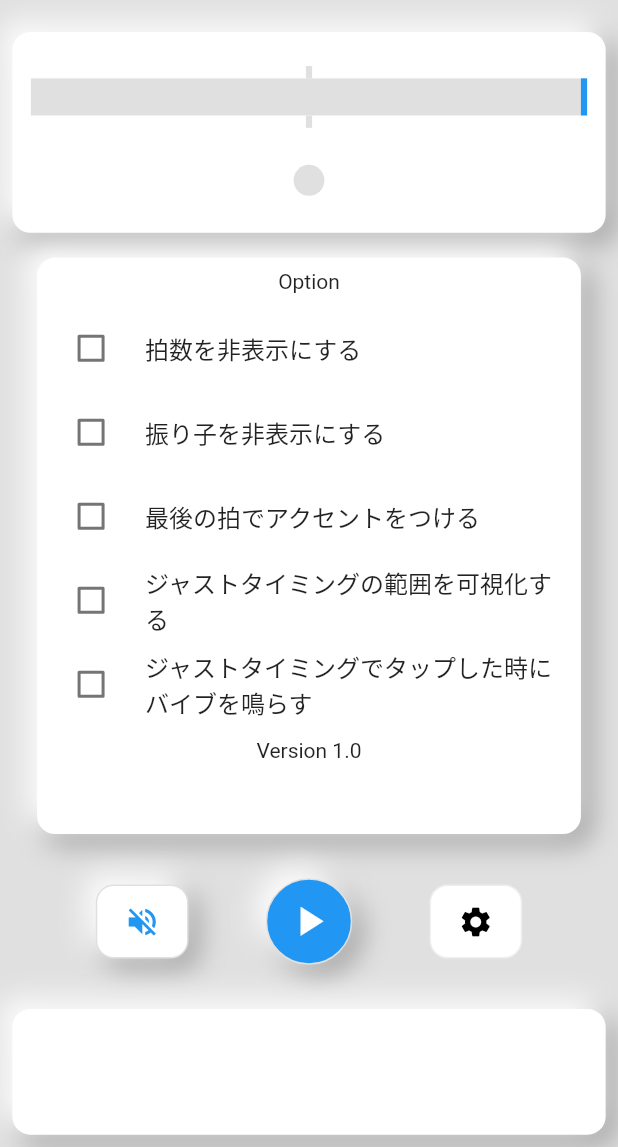
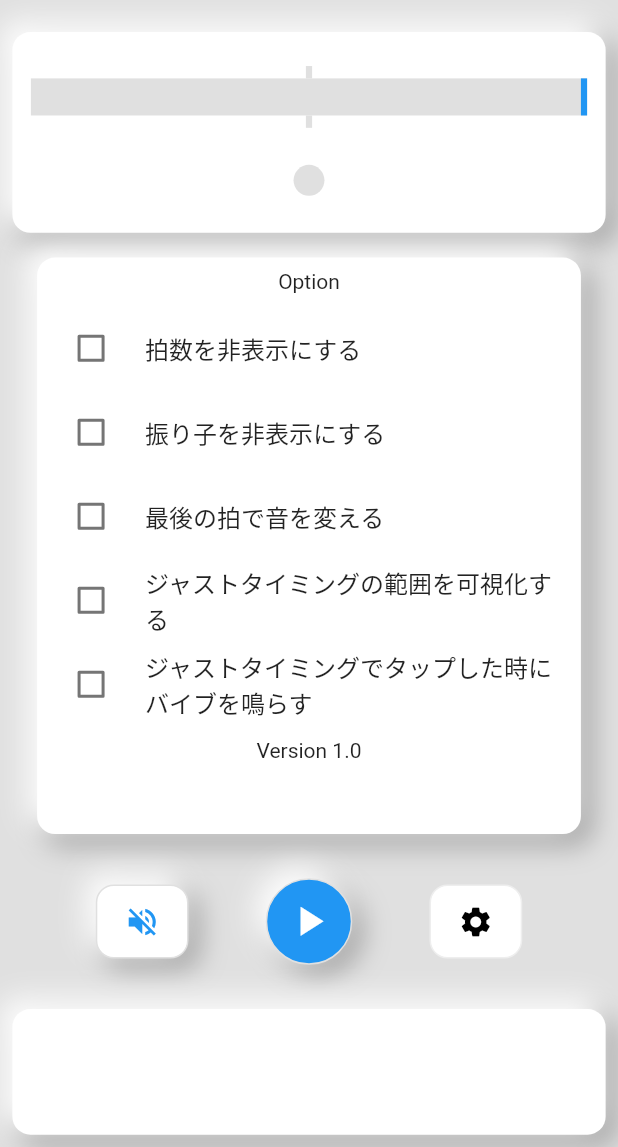
Before and after one commit to yuto90/metronome, a Flutter app: the screen it shows after launch, item 3 of the bottom bar chosen, on a phone screen of 412 x 824 dp, the part 89-1236 px from its top. Run offline on Flutter 3.47's test engine with Material 2 defaults, Android fonts, the phone set to English and light mode, and no system bars; drawn by our look-alikes of google_mobile_ads; our stand-ins replace vibration; missing offline and left inert: soundpool; network calls fail.

Commit message:
レイアウト等修正

```diff
--- a/lib/home/bpm/bpm_model.dart
+++ b/lib/home/bpm/bpm_model.dart
@@ -73,7 +73,7 @@ class BpmModel extends ChangeNotifier {
     notifyListeners();
   }
 
-  // シークバーでテンポを変える
+  // テキストフィールドでテンポを変える
   void changeTempoKeyboard(bool hasFocus) {
     // フォーカスが外れていれば
     if (!hasFocus) {
@@ -102,7 +102,7 @@ class BpmModel extends ChangeNotifier {
     notifyListeners();
   }
 
-  // アクセントを付けるか
+  // ジャスト判定か
   void checkJustZone(BuildContext context) {
     isJustZone = !isJustZone;
     context.read<RhythmModel>().notify();
--- a/lib/home/bpm/settings.dart
+++ b/lib/home/bpm/settings.dart
@@ -46,7 +46,7 @@ class Settings extends StatelessWidget {
                   onChanged: (value) => model.toggleClick(context),
                 ),
                 CheckboxListTile(
-                  title: Text('最後の拍でアクセントをつける'),
+                  title: Text('最後の拍で音を変える'),
                   controlAffinity: ListTileControlAffinity.leading,
                   value: model.isAccent,
                   onChanged: (value) => model.checkAccent(),
--- a/lib/home/rhythm/rhythm_model.dart
+++ b/lib/home/rhythm/rhythm_model.dart
@@ -156,7 +156,6 @@ class RhythmModel extends ChangeNotifier {
           beatPool.play(beat);
         }
       }
-      //print('-------------\n$nowBeat\n$nowClick');
 
       notifyListeners();
       await Future.delayed(Duration(milliseconds: tempoDuration));
--- a/lib/main.dart
+++ b/lib/main.dart
@@ -36,7 +36,7 @@ void main() {
         ),
       ],
       child: MaterialApp(
-        title: 'metronome',
+        title: 'JustBeat',
         debugShowCheckedModeBanner: false,
         theme: ThemeData(
           primarySwatch: Colors.blue,
--- a/lib/tap/tap_model.dart
+++ b/lib/tap/tap_model.dart
@@ -28,7 +28,7 @@ class TapModel extends ChangeNotifier {
               as RenderBox;
       final pendulumWidget = pendulumBox.localToGlobal(Offset.zero);
 
-      print(pendulumWidget);
+      // todo もっと効率よく書きたい
       if (pendulumWidget.dx <=
               rhythmModel.limitLeft.dx + rhythmModel.safeWidth ||
           pendulumWidget.dx >=
```
